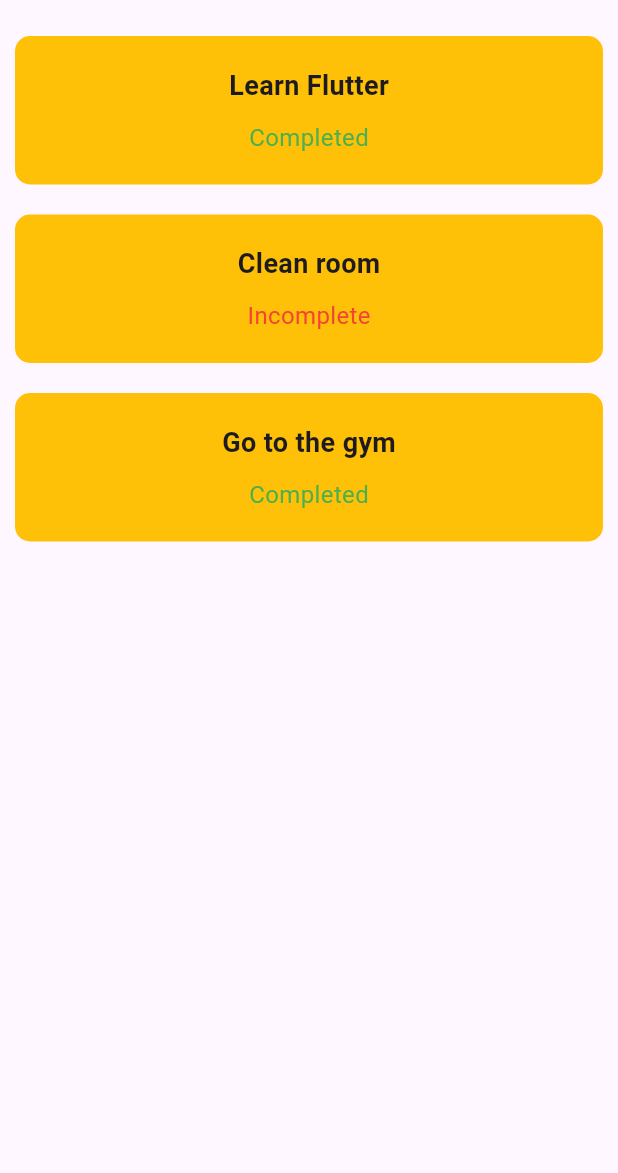
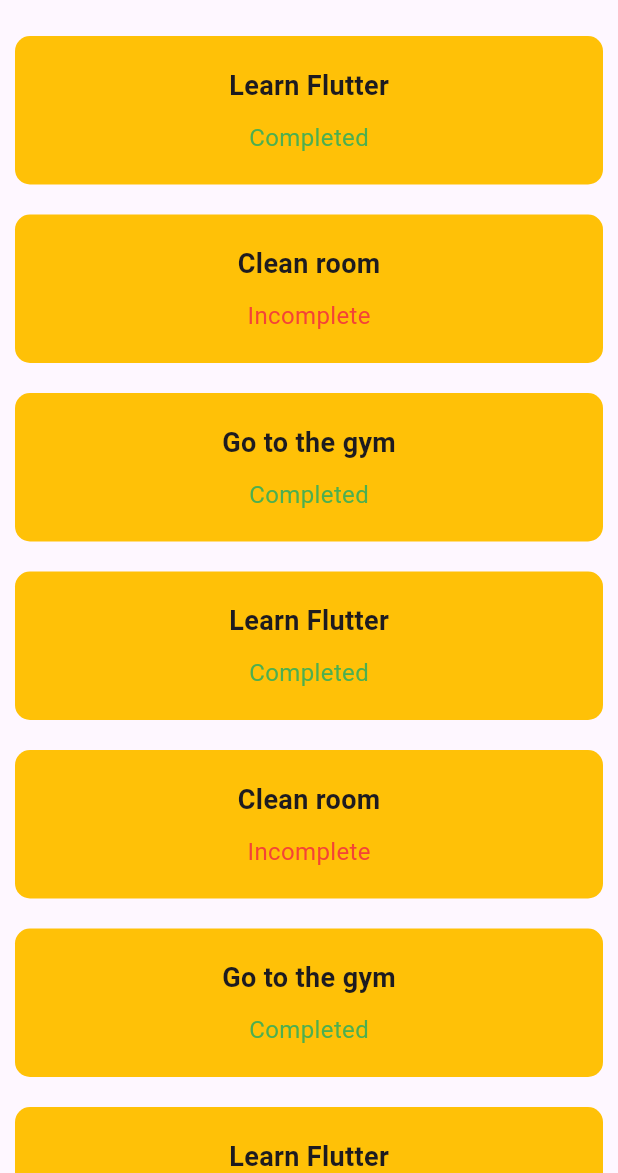
Before and after one commit to kamilgadek/to_do_list_kamilg, a Flutter app: the TasksPage screen opened directly, on a phone screen of 412 x 824 dp, the part 63-1236 px from its top. Run offline on Flutter 3.47's test engine with Material 3 defaults, Android fonts, the phone set to English and light mode, and no system bars; our stand-ins replace google_fonts; statements that could not run were skipped.

Commit message:
refactor:(home) add more tasks

```diff
--- a/packages/tasks_repository/lib/src/dev_data/tasks_dev_data.dart
+++ b/packages/tasks_repository/lib/src/dev_data/tasks_dev_data.dart
@@ -7,5 +7,11 @@ class TasksDevData {
     Task('Learn Flutter', true),
     Task('Clean room', false),
     Task('Go to the gym', true),
+    Task('Learn Flutter', true),
+    Task('Clean room', false),
+    Task('Go to the gym', true),
+    Task('Learn Flutter', true),
+    Task('Clean room', false),
+    Task('Go to the gym', true),
   ];
 }
```
